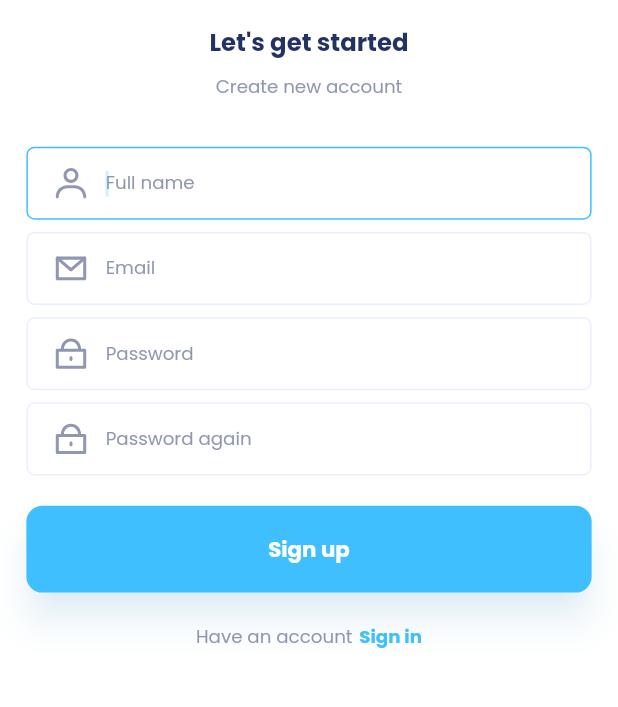
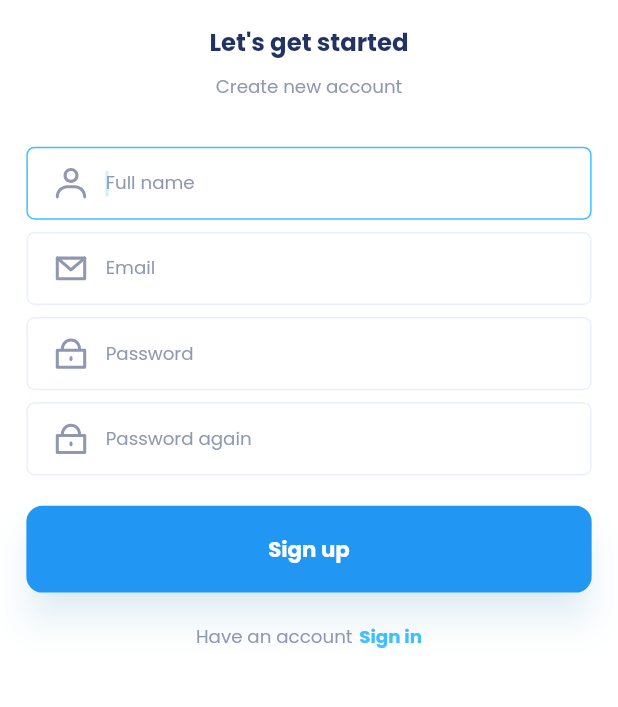
Before and after one commit to nmustakim/job_estate, a Flutter app: the RegisterScreen screen opened by its route, on a phone screen of 412 x 824 dp, the part 344-1051 px from its top. Run offline on Flutter 3.47's test engine with Material 2 defaults, Android fonts, the phone set to English and light mode, and no system bars; our stand-ins replace cached_network_image, carousel_slider, cloud_firestore, firebase_auth, firebase_core, firebase_storage and 4 more; accounts and stored records are empty.

Commit message:
background color updated

```diff
--- a/lib/views/auth/register_screen.dart
+++ b/lib/views/auth/register_screen.dart
@@ -159,7 +159,11 @@ class RegisterScreen extends StatelessWidget {
     return Consumer(builder: (context, ref, _) {
     final  authState = ref.watch(authenticationProvider);
       return CustomElevatedButton(
-          text: "Sign up",
+          buttonStyle: ElevatedButton.styleFrom(
+              backgroundColor: authState is LoadingState
+                  ? Colors.grey : theme.primaryColor
+          ),
+          text: authState is LoadingState ?"Please wait...":"Sign up",
           onPressed: () async {
             if (_formKey.currentState!.validate()) {
               if (!(authState is LoadingState)) {
```
